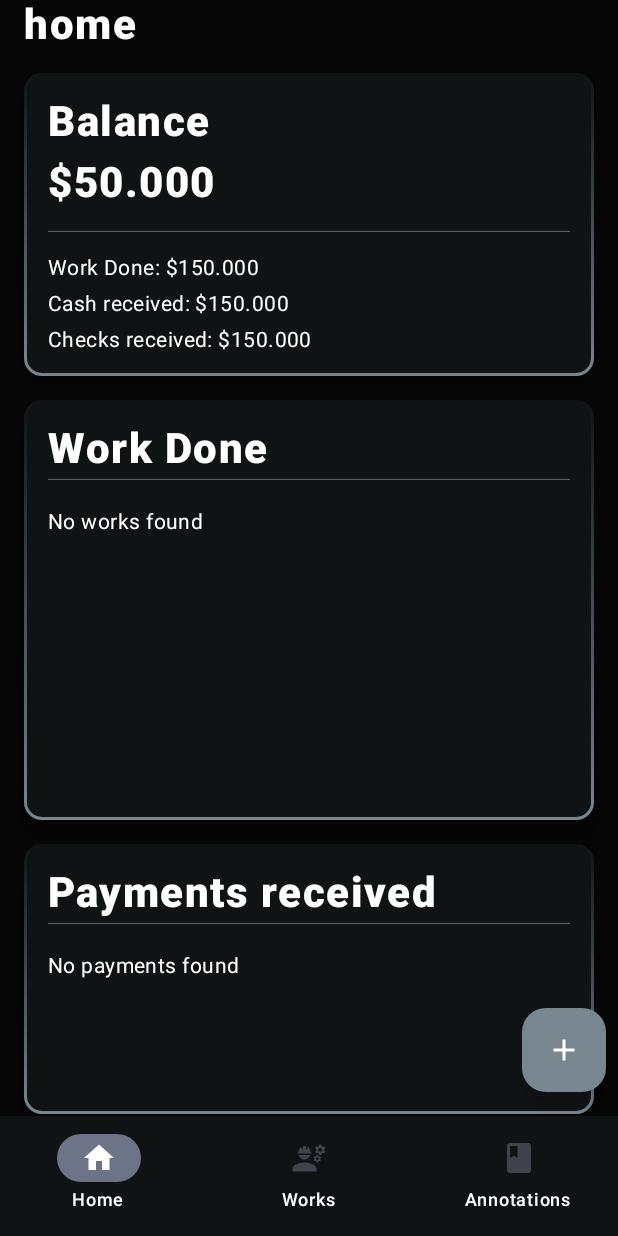
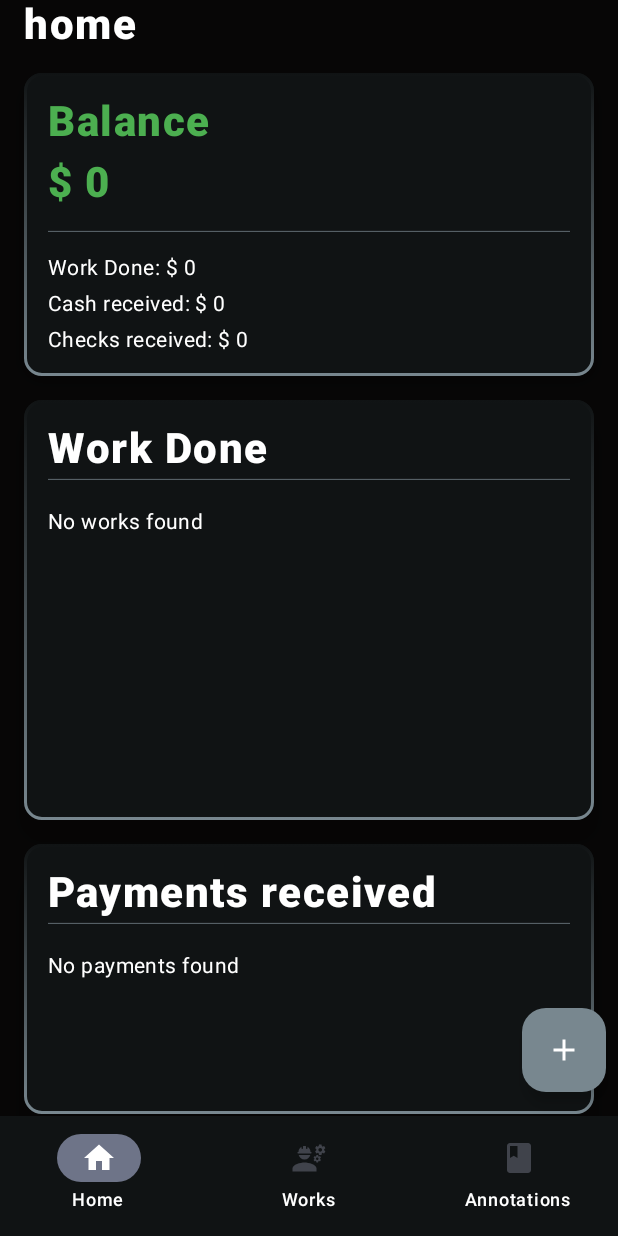
Before and after one commit to dnuccio80/taller2App, an Android app built with Jetpack Compose: the screen it shows after launch (MainActivity), on a phone screen of 412 x 824 dp. Run offline under Robolectric (Android 15) with nearby library versions, the phone set to English and light mode, and no system bars; our stand-ins replace Dagger/Hilt's generated code, Room's generated code.

Commit message:
BalanceCard in HomeScreen room implementation done

```diff
--- a/app/src/main/java/com/example/taller2app/application/ui/AvailablePaymentMethods.kt
+++ b/app/src/main/java/com/example/taller2app/application/ui/AvailablePaymentMethods.kt
@@ -1,7 +1,8 @@
 package com.example.taller2app.application.ui
 
-class AvailablePaymentMethods(){
-    companion object {
-        val paymentMethods = listOf("Cash", "Check")
-    }
+sealed class AvailablePaymentMethods(
+    val paymentMethod: String
+) {
+    data object Cash : AvailablePaymentMethods("Cash")
+    data object Check : AvailablePaymentMethods("Check")
 }
--- a/app/src/main/java/com/example/taller2app/application/ui/Dialogs.kt
+++ b/app/src/main/java/com/example/taller2app/application/ui/Dialogs.kt
@@ -202,9 +202,14 @@ fun EditPaymentDialog(show: Boolean,viewModel: TallerViewModel, paymentData: Pay
 @Composable
 fun PaymentMethodGroup(paymentValue: String, onValueChange: (String) -> Unit) {
     Column(Modifier.fillMaxWidth()) {
-        AvailablePaymentMethods.paymentMethods.forEach {
-            RadioButtonItem(paymentValue, it) { onValueChange(it) }
-        }
+        RadioButtonItem(
+            selectedValue = paymentValue,
+            description = AvailablePaymentMethods.Cash.paymentMethod
+        ) { onValueChange(it) }
+        RadioButtonItem(
+            selectedValue = paymentValue,
+            description = AvailablePaymentMethods.Check.paymentMethod
+        ) { onValueChange(it) }
     }
 }
 
--- a/app/src/main/java/com/example/taller2app/application/ui/GenericItems.kt
+++ b/app/src/main/java/com/example/taller2app/application/ui/GenericItems.kt
@@ -79,8 +79,8 @@ fun ButtonItem(
 }
 
 @Composable
-fun TitleItem(text: String) {
-    Text(text, style = MaterialTheme.typography.titleLarge)
+fun TitleItem(text: String, color: Color = TextColor) {
+    Text(text, style = MaterialTheme.typography.titleLarge, color = color)
 }
 
 @Composable
--- a/app/src/main/java/com/example/taller2app/application/ui/HomeScreen.kt
+++ b/app/src/main/java/com/example/taller2app/application/ui/HomeScreen.kt
@@ -50,6 +50,8 @@ import com.example.taller2app.application.ui.dataClasses.formatNumber
 import com.example.taller2app.ui.theme.AppBackground
 import com.example.taller2app.ui.theme.ButtonColor
 import com.example.taller2app.ui.theme.CardBackground
+import com.example.taller2app.ui.theme.NegativeBalanceColor
+import com.example.taller2app.ui.theme.PositiveBalanceColor
 import com.example.taller2app.ui.theme.TextColor
 
 @Composable
@@ -62,6 +64,9 @@ fun HomeScreen(innerPadding: PaddingValues, viewModel: TallerViewModel) {
 
     val workDoneList = viewModel.workDoneList.collectAsState()
     val paymentReceivedList = viewModel.paymentReceivedList.collectAsState()
+
+    val totalPaymentReceivedByCategory by viewModel.totalPaymentReceivedByCategory.collectAsState()
+    val totalAmountInWorkDone by viewModel.totalAmountInWorkDone.collectAsState()
 
 
     // Saver for SelectedWorkDataClass
@@ -107,7 +112,7 @@ fun HomeScreen(innerPadding: PaddingValues, viewModel: TallerViewModel) {
         ) {
             TitleItem("home")
             Spacer(Modifier.size(16.dp))
-            BalanceCardItem()
+            BalanceCardItem(totalPaymentReceivedByCategory, totalAmountInWorkDone, viewModel)
             Spacer(Modifier.size(16.dp))
             WorkDoneCardItem(workDoneList,
                 onWorkDoneDataModified = {
@@ -163,7 +168,18 @@ fun HomeScreen(innerPadding: PaddingValues, viewModel: TallerViewModel) {
 }
 
 @Composable
-private fun BalanceCardItem() {
+private fun BalanceCardItem(
+    totalPaymentReceived: Map<String, Int>,
+    totalAmountInWorkDone: Int,
+    viewModel: TallerViewModel
+) {
+
+    val cashAmount = totalPaymentReceived[AvailablePaymentMethods.Cash.paymentMethod]?:0
+    val checkAmount = totalPaymentReceived[AvailablePaymentMethods.Check.paymentMethod]?:0
+
+    val balance =  totalAmountInWorkDone - cashAmount - checkAmount
+    val positiveBalance = balance >= 0
+
     Card(
         Modifier.fillMaxWidth(),
         colors = CardDefaults.cardColors(
@@ -181,17 +197,17 @@ private fun BalanceCardItem() {
                 .fillMaxWidth()
                 .padding(16.dp)
         ) {
-            TitleItem(text = stringResource(R.string.balance))
+            TitleItem(text = stringResource(R.string.balance), if(positiveBalance) PositiveBalanceColor else NegativeBalanceColor)
             Spacer(Modifier.size(8.dp))
-            TitleItem("$50.000")
+            TitleItem("$ ${viewModel.formatPrice(balance)}", if(positiveBalance) PositiveBalanceColor else NegativeBalanceColor)
             Spacer(Modifier.size(16.dp))
             HorizontalDividerCard()
             Spacer(Modifier.size(16.dp))
-            BodyTextItem("${stringResource(R.string.work_done)}: $150.000")
+            BodyTextItem("${stringResource(R.string.work_done)}: $ $totalAmountInWorkDone")
             Spacer(Modifier.size(8.dp))
-            BodyTextItem("${stringResource(R.string.cash_received)}: $150.000")
+            BodyTextItem("${stringResource(R.string.cash_received)}: $ ${viewModel.formatPrice(cashAmount)}")
             Spacer(Modifier.size(8.dp))
-            BodyTextItem("${stringResource(R.string.checks_received)}: $150.000")
+            BodyTextItem("${stringResource(R.string.checks_received)}: $ ${viewModel.formatPrice(checkAmount)}")
         }
     }
 }
--- a/app/src/main/java/com/example/taller2app/application/ui/TallerViewModel.kt
+++ b/app/src/main/java/com/example/taller2app/application/ui/TallerViewModel.kt
@@ -26,11 +26,16 @@ import kotlinx.coroutines.Dispatchers
 import kotlinx.coroutines.flow.MutableStateFlow
 import kotlinx.coroutines.flow.SharingStarted
 import kotlinx.coroutines.flow.StateFlow
+import kotlinx.coroutines.flow.filter
+import kotlinx.coroutines.flow.forEach
+import kotlinx.coroutines.flow.map
 import kotlinx.coroutines.flow.stateIn
 import kotlinx.coroutines.launch
+import java.text.NumberFormat
 import java.time.Instant
 import java.time.ZoneId
 import java.time.format.DateTimeFormatter
+import java.util.Locale
 import javax.inject.Inject
 
 @HiltViewModel
@@ -55,24 +60,13 @@ class TallerViewModel @Inject constructor(
 
     ) : ViewModel() {
 
-    // Testing values
 
-
-    private val _paymentMethodList = AvailablePaymentMethods.paymentMethods
-
-    private val paymentList = mutableListOf(
-        PaymentDataClass(method = _paymentMethodList.first(), amount = 890000),
-        PaymentDataClass(method = _paymentMethodList.last(), amount =  73000)
-    )
     // <--------------------- Vals --------------------->
 
     // Home Screen
 
     private val _showPaymentDialog: MutableStateFlow<Boolean> = MutableStateFlow(false)
     val showPaymentDialog: StateFlow<Boolean> = _showPaymentDialog
-
-    private val _showEditWorkDialog: MutableStateFlow<Boolean> = MutableStateFlow(false)
-    val showEditWorkDialog: StateFlow<Boolean> = _showEditWorkDialog
 
     private val _showAddNewWorkDoneDialog = MutableStateFlow(false)
     val showAddNewWorkDoneDialog: StateFlow<Boolean> = _showAddNewWorkDoneDialog
@@ -89,6 +83,22 @@ class TallerViewModel @Inject constructor(
         viewModelScope, SharingStarted.WhileSubscribed(5000), emptyList()
     )
     val paymentReceivedList: StateFlow<List<PaymentDataClass>> = _paymentReceivedList
+
+    val totalPaymentReceivedByCategory = _paymentReceivedList.map { list ->
+        list.groupBy { it.method }
+            .mapValues { (_, payments) ->
+                payments.sumOf { it.amount }
+            }
+    }.stateIn(
+        viewModelScope, SharingStarted.WhileSubscribed(5000), emptyMap()
+    )
+
+    val totalAmountInWorkDone = _workDoneList.map { list ->
+        list.sumOf { it.totalPrice }
+    }.stateIn(
+        viewModelScope, SharingStarted.WhileSubscribed(5000), 0
+    )
+
 
     // Work List Screen
 
@@ -142,10 +152,6 @@ class TallerViewModel @Inject constructor(
         _showPaymentDialog.value = value
     }
 
-    fun updateShowEditWorkDialog(value: Boolean) {
-        _showEditWorkDialog.value = value
-    }
-
     fun updateShowAddWorkDialog(value: Boolean) {
         _showAddNewWorkDoneDialog.value = value
     }
@@ -154,38 +160,38 @@ class TallerViewModel @Inject constructor(
         _quantityEditedWork.value = value
     }
 
-    fun addNewWorkDone(work: WorkDoneDataClass){
+    fun addNewWorkDone(work: WorkDoneDataClass) {
         viewModelScope.launch(Dispatchers.IO) {
             Log.i("Damian", "new work done added: $work")
             addNewWorkDoneUseCase(work)
         }
     }
 
-    fun updateWorkDone(work: WorkDoneDataClass){
-        viewModelScope.launch (Dispatchers.IO){
+    fun updateWorkDone(work: WorkDoneDataClass) {
+        viewModelScope.launch(Dispatchers.IO) {
             updateWorkDoneUseCase(work)
         }
     }
 
-    fun deleteWorkDone(work: WorkDoneDataClass){
-        viewModelScope.launch (Dispatchers.IO){
+    fun deleteWorkDone(work: WorkDoneDataClass) {
+        viewModelScope.launch(Dispatchers.IO) {
             deleteWorkDoneUseCase(work)
         }
     }
 
-    fun addNewPayment(payment: PaymentDataClass){
+    fun addNewPayment(payment: PaymentDataClass) {
         viewModelScope.launch(Dispatchers.IO) {
             addNewPaymentUseCase(payment)
         }
     }
 
-    fun updatePayment(payment: PaymentDataClass){
+    fun updatePayment(payment: PaymentDataClass) {
         viewModelScope.launch(Dispatchers.IO) {
             updatePaymentUseCase(payment)
         }
     }
 
-    fun deletePayment(payment: PaymentDataClass){
+    fun deletePayment(payment: PaymentDataClass) {
         viewModelScope.launch(Dispatchers.IO) {
             deletePaymentUseCase(payment)
         }
@@ -205,29 +211,29 @@ class TallerViewModel @Inject constructor(
         _addNewWorkDescription.value = value
     }
 
-    fun updateUnitPriceNewWorkText(value:String){
+    fun updateUnitPriceNewWorkText(value: String) {
         _unitPriceNewWorkText.value = value
     }
 
-    fun addNewWork(description:String,unitPrice:Int){
+    fun addNewWork(description: String, unitPrice: Int) {
         viewModelScope.launch(Dispatchers.IO) {
-            addNewWorkUseCase(description,unitPrice)
+            addNewWorkUseCase(description, unitPrice)
         }
     }
 
-    fun updateWorkInWorkList(workDataClass: WorkDataClass){
+    fun updateWorkInWorkList(workDataClass: WorkDataClass) {
         viewModelScope.launch(Dispatchers.IO) {
             updateWorkUseCase(workDataClass)
         }
     }
 
-    fun deleteWorkInWorkList(workDataClass: WorkDataClass){
+    fun deleteWorkInWorkList(workDataClass: WorkDataClass) {
         viewModelScope.launch(Dispatchers.IO) {
             deleteWorkUseCase(workDataClass)
         }
     }
 
-    fun clearAddWorkListDialogData(){
+    fun clearAddWorkListDialogData() {
         _addNewWorkDescription.value = ""
         _unitPriceNewWorkText.value = ""
     }
@@ -250,7 +256,7 @@ class TallerViewModel @Inject constructor(
         _paymentMethodValue.value = value
     }
 
-    fun clearPaymentDialogData(){
+    fun clearPaymentDialogData() {
         updateAmountPaymentValue("")
         updatePaymentMethodValue("")
     }
@@ -266,7 +272,7 @@ class TallerViewModel @Inject constructor(
         _workSelectedValue.value = value
     }
 
-    fun clearAddNewWorkDataDialog(){
+    fun clearAddNewWorkDataDialog() {
         updateWorkSelectedValue("")
         updateQuantityEditedWork("")
     }
@@ -282,6 +288,12 @@ class TallerViewModel @Inject constructor(
         return amount.isNotEmpty() && listValue.isNotEmpty()
     }
 
+    fun formatPrice(value: Int): String {
+        val formatter = NumberFormat.getInstance(Locale("es", "AR"))
+        return formatter.format(value)
+    }
+
+
     @RequiresApi(Build.VERSION_CODES.O)
     fun getLocalDate(dateModified: Long): String {
         val format = DateTimeFormatter.ofPattern("dd-MM-yyyy")
--- a/app/src/main/java/com/example/taller2app/ui/theme/Color.kt
+++ b/app/src/main/java/com/example/taller2app/ui/theme/Color.kt
@@ -17,3 +17,5 @@ val ContrastColor = Color(0xFF80B7D4)
 val TextColor = Color(0xFFFFFFFF)
 val DeleteButtonColor = Color(0xFFEE0202)
 val AcceptButtonColor = Color(0xFF29D50B)
+val NegativeBalanceColor = Color(0xFFA1700F)
+val PositiveBalanceColor = Color(0xFF4CAF50)
```
